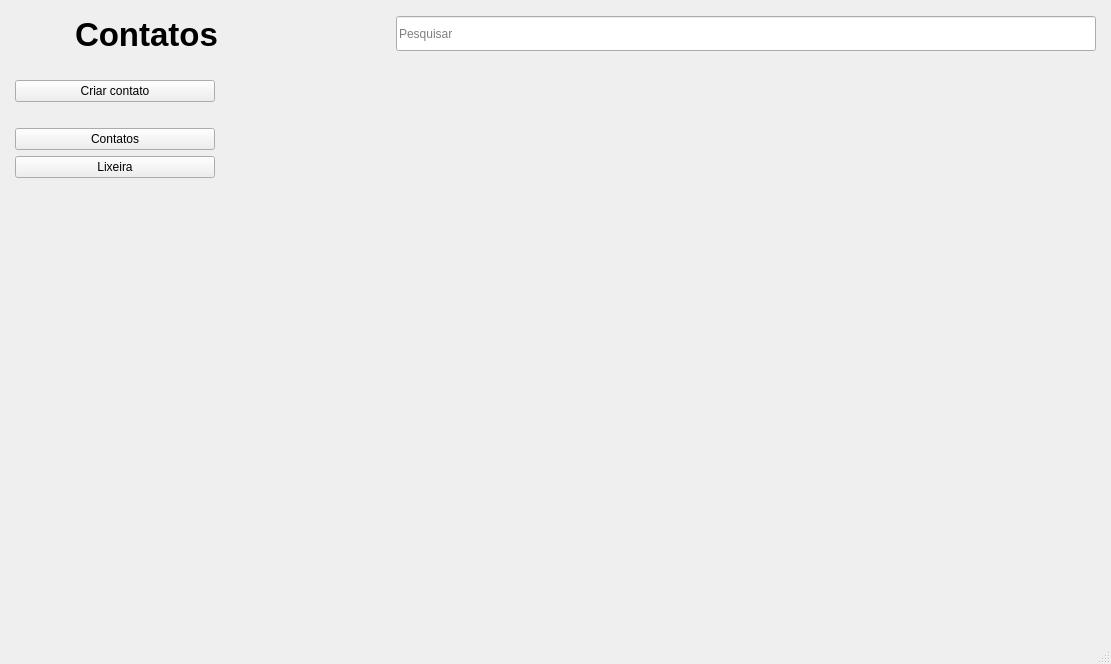
Above: view/main_window.ui from rafatosta/contatos before the change. Below: the same form after it.
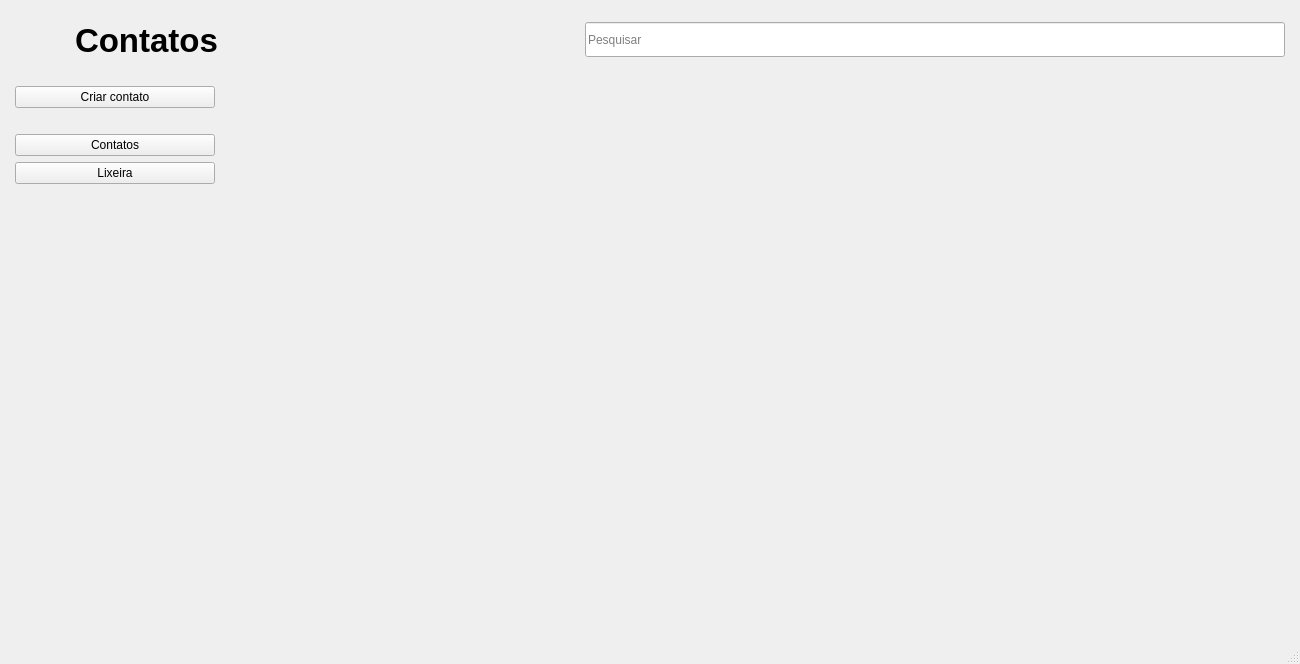
That is the form after the change. Icons and pictures are not drawn.

```diff
--- a/view/main_window.ui
+++ b/view/main_window.ui
@@ -6,7 +6,7 @@
    <rect>
     <x>0</x>
     <y>0</y>
-    <width>1111</width>
+    <width>1300</width>
     <height>664</height>
    </rect>
   </property>
@@ -24,9 +24,15 @@
     <property name="leftMargin">
      <number>15</number>
     </property>
+    <property name="topMargin">
+     <number>15</number>
+    </property>
     <property name="rightMargin">
      <number>15</number>
     </property>
+    <property name="bottomMargin">
+     <number>0</number>
+    </property>
     <item>
      <layout class="QHBoxLayout" name="horizontalLayout">
       <property name="spacing">
@@ -140,6 +146,9 @@
           <property name="cursor">
            <cursorShape>PointingHandCursor</cursorShape>
           </property>
+          <property name="styleSheet">
+           <string notr="true">.QPushButton::hover {background-color: rgb(192, 191, 188);}</string>
+          </property>
           <property name="text">
            <string>Criar contato</string>
           </property>
@@ -153,6 +162,12 @@
             <height>30</height>
            </size>
           </property>
+          <property name="autoDefault">
+           <bool>false</bool>
+          </property>
+          <property name="default">
+           <bool>false</bool>
+          </property>
           <property name="flat">
            <bool>false</bool>
           </property>
@@ -179,6 +194,9 @@
           <property name="cursor">
            <cursorShape>PointingHandCursor</cursorShape>
           </property>
+          <property name="styleSheet">
+           <string notr="true">.QPushButton::hover {background-color: rgb(192, 191, 188);}</string>
+          </property>
           <property name="text">
            <string>Contatos</string>
           </property>
@@ -192,6 +210,9 @@
             <height>30</height>
            </size>
           </property>
+          <property name="flat">
+           <bool>false</bool>
+          </property>
          </widget>
         </item>
         <item>
@@ -211,6 +232,9 @@
           <property name="cursor">
            <cursorShape>PointingHandCursor</cursorShape>
           </property>
+          <property name="styleSheet">
+           <string notr="true">.QPushButton::hover {background-color: rgb(192, 191, 188);}</string>
+          </property>
           <property name="text">
            <string>Lixeira</string>
           </property>
```
Left out of the diff: 2 changed lines with no effect on the pictures.
